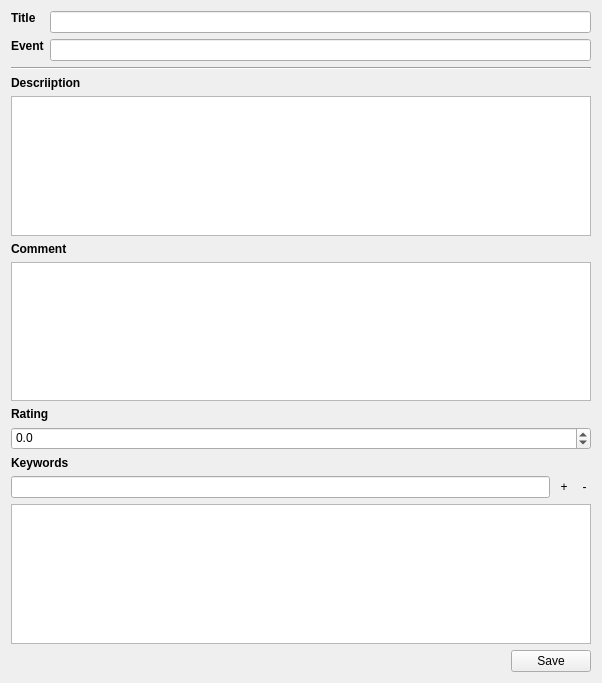
First picture: the form in krbkacd/MetadataEdit.ui, repository rbbrnc/krbkACD, before the edit.
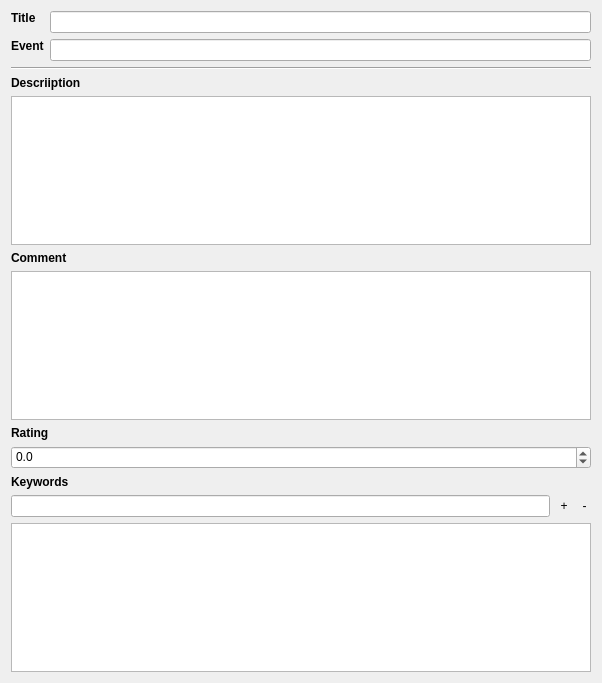
Second picture: the form after the edit. Custom widgets are drawn as their Qt base class.

Commit message: Do not load metadata 2 times

```diff
--- a/krbkacd/MetadataEdit.ui
+++ b/krbkacd/MetadataEdit.ui
@@ -228,36 +228,6 @@
        </item>
       </layout>
      </item>
-     <item>
-      <layout class="QHBoxLayout" name="buttonsLayout">
-       <item>
-        <spacer name="horizontalSpacer">
-         <property name="orientation">
-          <enum>Qt::Horizontal</enum>
-         </property>
-         <property name="sizeHint" stdset="0">
-          <size>
-           <width>40</width>
-           <height>20</height>
-          </size>
-         </property>
-        </spacer>
-       </item>
-       <item>
-        <widget class="QPushButton" name="saveButton">
-         <property name="sizePolicy">
-          <sizepolicy hsizetype="Fixed" vsizetype="Fixed">
-           <horstretch>0</horstretch>
-           <verstretch>0</verstretch>
-          </sizepolicy>
-         </property>
-         <property name="text">
-          <string>Save</string>
-         </property>
-        </widget>
-       </item>
-      </layout>
-     </item>
     </layout>
    </item>
   </layout>
```
The commit also changes 5 other files.
